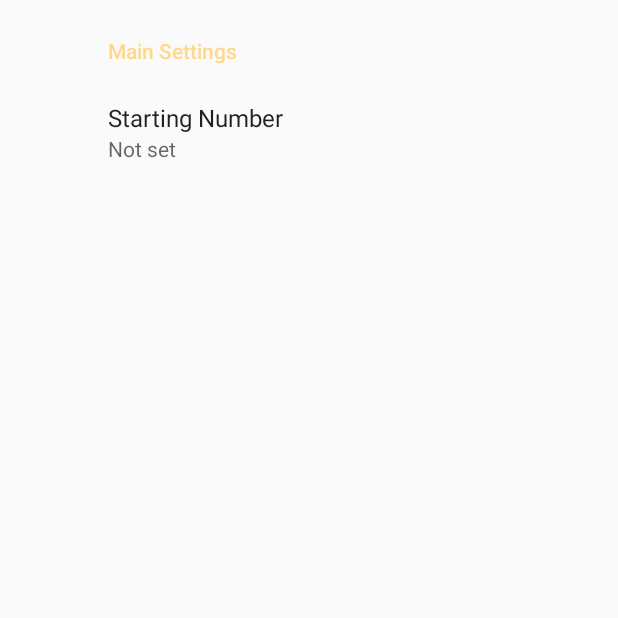
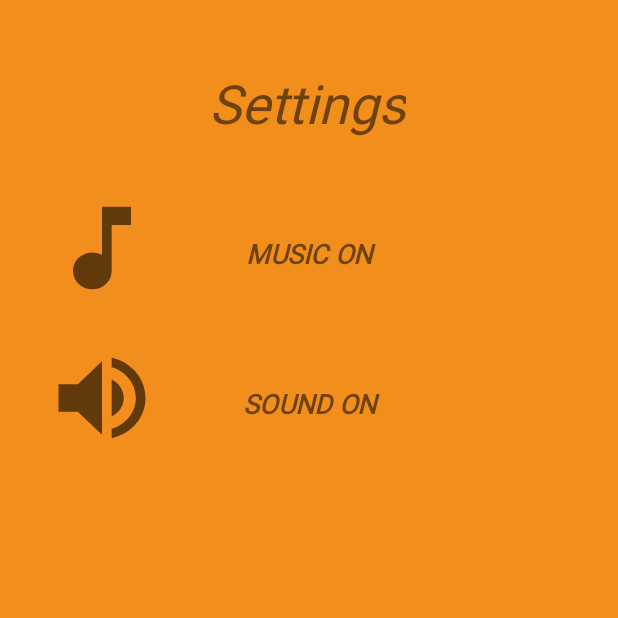
Before and after one commit to Term164/RNG_Drinks, an Android app: the screen it shows after launch (SettingsActivity), after a tap on "SETTINGS", on a phone screen of 412 x 824 dp, the top half of it. Run offline under Robolectric (Android 15) with nearby library versions, the phone set to English and light mode, and no system bars; our stand-ins replace androidx.preference; Roboto replaces fonts that are not available here.

Commit message:
- Added music and sound mute options to settings menu
Signed-off-by: Jani Banigev <jani.bangiev@gmail.com>

```diff
--- a/app/src/main/java/com/example/randomdrinks/SettingsActivity.java
+++ b/app/src/main/java/com/example/randomdrinks/SettingsActivity.java
@@ -1,6 +1,10 @@
 package com.example.randomdrinks;
 
 import android.os.Bundle;
+import android.view.View;
+import android.view.WindowManager;
+import android.widget.Button;
+import android.widget.TextView;
 
 import androidx.appcompat.app.ActionBar;
 import androidx.appcompat.app.AppCompatActivity;
@@ -8,25 +12,24 @@ import androidx.preference.PreferenceFragmentCompat;
 
 public class SettingsActivity extends GameActivity {
 
+    private TextView musicText, soundText;
+    private Button musicButton, soundButton;
+
+
     @Override
     protected void onCreate(Bundle savedInstanceState) {
         super.onCreate(savedInstanceState);
+        getWindow().setFlags(WindowManager.LayoutParams.FLAG_FULLSCREEN,WindowManager.LayoutParams.FLAG_FULLSCREEN);
         setContentView(R.layout.settings_activity);
-        getSupportFragmentManager()
-                .beginTransaction()
-                .replace(R.id.settings, new SettingsFragment())
-                .commit();
-        ActionBar actionBar = getSupportActionBar();
-        if (actionBar != null) {
-            actionBar.setDisplayHomeAsUpEnabled(true);
-        }
-    }
 
-    public static class SettingsFragment extends PreferenceFragmentCompat {
-        @Override
-        public void onCreatePreferences(Bundle savedInstanceState, String rootKey) {
-            setPreferencesFromResource(R.xml.root_preferences, rootKey);
-        }
+        //Hooks
+        musicText = findViewById(R.id.music_text);
+        soundText = findViewById(R.id.sound_text);
+        musicButton = findViewById(R.id.music_button);
+        soundButton = findViewById(R.id.sound_button);
+
+        soundCheck();
+        musicCheck();
     }
 
     @Override
@@ -34,4 +37,37 @@ public class SettingsActivity extends GameActivity {
         onBackPressed();
         return true;
     }
+
+    public void musicClicked(View view){
+        SoundHandler.musicMuted = !SoundHandler.musicMuted;
+        musicCheck();
+    }
+
+    public void soundClicked(View view){
+        SoundHandler.soundMuted = !SoundHandler.soundMuted;
+        soundCheck();
+    }
+
+    // Helper functions
+    public void musicCheck(){
+        if(SoundHandler.musicMuted){
+            SoundHandler.pauseBackgroundMusic();
+            musicButton.setBackgroundResource(R.drawable.music_off);
+            musicText.setText("MUSIC OFF");
+        }else {
+            SoundHandler.playBackgroundMusic();
+            musicButton.setBackgroundResource(R.drawable.music_on);
+            musicText.setText("MUSIC ON");
+        }
+    }
+
+    public void soundCheck(){
+        if(SoundHandler.soundMuted){
+            soundButton.setBackgroundResource(R.drawable.volume_off);
+            soundText.setText("SOUND OFF");
+        }else {
+            soundButton.setBackgroundResource(R.drawable.volume_on);
+            soundText.setText("SOUND ON");
+        }
+    }
 }
--- a/app/src/main/java/com/example/randomdrinks/SoundHandler.java
+++ b/app/src/main/java/com/example/randomdrinks/SoundHandler.java
@@ -18,7 +18,7 @@ public class SoundHandler {
 
     //sound control variables
     public static boolean musicMuted = false;
-    public static boolean effectsMuted = false;
+    public static boolean soundMuted = false;
     public static float volume = 1f;
 
     //sound classes
@@ -37,7 +37,7 @@ public class SoundHandler {
     }
 
     public static void playSound(int soundID){
-        if (!effectsMuted){
+        if (!soundMuted){
             soundPool.play((int)soundPoolMap.get(soundID), volume, volume, 1,0,1f);
         }
     }
@@ -47,7 +47,9 @@ public class SoundHandler {
     }
 
     public static void playBackgroundMusic(){
-        backgroundMusic.start();
+        if (!musicMuted){
+            backgroundMusic.start();
+        }
     }
 
     public static void pauseBackgroundMusic(){
--- /dev/null
+++ b/app/src/main/res/drawable/music_off.xml
@@ -0,0 +1,10 @@
+<vector xmlns:android="http://schemas.android.com/apk/res/android"
+    android:width="24dp"
+    android:height="24dp"
+    android:viewportWidth="24"
+    android:viewportHeight="24"
+    android:tint="?attr/colorControlNormal">
+  <path
+      android:fillColor="@android:color/white"
+      android:pathData="M4.27,3L3,4.27l9,9v0.28c-0.59,-0.34 -1.27,-0.55 -2,-0.55 -2.21,0 -4,1.79 -4,4s1.79,4 4,4 4,-1.79 4,-4v-1.73L19.73,21 21,19.73 4.27,3zM14,7h4V3h-6v5.18l2,2z"/>
+</vector>
--- /dev/null
+++ b/app/src/main/res/drawable/music_on.xml
@@ -0,0 +1,10 @@
+<vector xmlns:android="http://schemas.android.com/apk/res/android"
+    android:width="24dp"
+    android:height="24dp"
+    android:viewportWidth="24"
+    android:viewportHeight="24"
+    android:tint="?attr/colorControlNormal">
+  <path
+      android:fillColor="@android:color/white"
+      android:pathData="M12,3v10.55c-0.59,-0.34 -1.27,-0.55 -2,-0.55 -2.21,0 -4,1.79 -4,4s1.79,4 4,4 4,-1.79 4,-4V7h4V3h-6z"/>
+</vector>
--- /dev/null
+++ b/app/src/main/res/drawable/volume_off.xml
@@ -0,0 +1,10 @@
+<vector xmlns:android="http://schemas.android.com/apk/res/android"
+    android:width="24dp"
+    android:height="24dp"
+    android:viewportWidth="24"
+    android:viewportHeight="24"
+    android:tint="?attr/colorControlNormal">
+  <path
+      android:fillColor="@android:color/white"
+      android:pathData="M16.5,12c0,-1.77 -1.02,-3.29 -2.5,-4.03v2.21l2.45,2.45c0.03,-0.2 0.05,-0.41 0.05,-0.63zM19,12c0,0.94 -0.2,1.82 -0.54,2.64l1.51,1.51C20.63,14.91 21,13.5 21,12c0,-4.28 -2.99,-7.86 -7,-8.77v2.06c2.89,0.86 5,3.54 5,6.71zM4.27,3L3,4.27 7.73,9L3,9v6h4l5,5v-6.73l4.25,4.25c-0.67,0.52 -1.42,0.93 -2.25,1.18v2.06c1.38,-0.31 2.63,-0.95 3.69,-1.81L19.73,21 21,19.73l-9,-9L4.27,3zM12,4L9.91,6.09 12,8.18L12,4z"/>
+</vector>
--- /dev/null
+++ b/app/src/main/res/drawable/volume_on.xml
@@ -0,0 +1,10 @@
+<vector xmlns:android="http://schemas.android.com/apk/res/android"
+    android:width="24dp"
+    android:height="24dp"
+    android:viewportWidth="24"
+    android:viewportHeight="24"
+    android:tint="?attr/colorControlNormal">
+  <path
+      android:fillColor="@android:color/white"
+      android:pathData="M3,9v6h4l5,5L12,4L7,9L3,9zM16.5,12c0,-1.77 -1.02,-3.29 -2.5,-4.03v8.05c1.48,-0.73 2.5,-2.25 2.5,-4.02zM14,3.23v2.06c2.89,0.86 5,3.54 5,6.71s-2.11,5.85 -5,6.71v2.06c4.01,-0.91 7,-4.49 7,-8.77s-2.99,-7.86 -7,-8.77z"/>
+</vector>
--- a/app/src/main/res/layout/settings_activity.xml
+++ b/app/src/main/res/layout/settings_activity.xml
@@ -1,10 +1,78 @@
-<LinearLayout xmlns:android="http://schemas.android.com/apk/res/android"
+<?xml version="1.0" encoding="utf-8"?>
+<androidx.constraintlayout.widget.ConstraintLayout xmlns:android="http://schemas.android.com/apk/res/android"
+    xmlns:app="http://schemas.android.com/apk/res-auto"
+    xmlns:tools="http://schemas.android.com/tools"
     android:layout_width="match_parent"
-    android:layout_height="match_parent">
+    android:layout_height="match_parent"
+    android:background="#f28e1c"
+    tools:context=".SettingsActivity">
 
-    <FrameLayout
-        android:id="@+id/settings"
-        android:layout_width="match_parent"
-        android:layout_height="match_parent" />
 
-</LinearLayout>
+    <Button
+        android:id="@+id/sound_button"
+        android:layout_width="77dp"
+        android:layout_height="73dp"
+        android:layout_marginTop="136dp"
+        android:background="@drawable/volume_on"
+        android:onClick="soundClicked"
+        app:layout_constraintEnd_toStartOf="@+id/music_text"
+        app:layout_constraintHorizontal_bias="0.508"
+        app:layout_constraintStart_toStartOf="parent"
+        app:layout_constraintTop_toBottomOf="@+id/Title_text" />
+
+    <TextView
+        android:id="@+id/sound_text"
+        android:layout_width="143dp"
+        android:layout_height="45dp"
+
+        android:layout_marginTop="164dp"
+        android:fontFamily="@font/custom_font"
+        android:text="SOUND ON"
+        android:textAlignment="center"
+        android:textSize="18sp"
+        android:textStyle="bold|italic"
+        app:layout_constraintEnd_toEndOf="parent"
+        app:layout_constraintStart_toStartOf="parent"
+        app:layout_constraintTop_toBottomOf="@+id/Title_text" />
+
+    <TextView
+        android:id="@+id/Title_text"
+        android:layout_width="wrap_content"
+        android:layout_height="wrap_content"
+        android:layout_marginTop="44dp"
+        android:fontFamily="@font/custom_font"
+        android:text="Settings"
+        android:textSize="36sp"
+        android:textStyle="italic"
+        app:layout_constraintEnd_toEndOf="parent"
+        app:layout_constraintHorizontal_bias="0.497"
+        app:layout_constraintStart_toStartOf="parent"
+        app:layout_constraintTop_toTopOf="parent" />
+
+    <Button
+        android:id="@+id/music_button"
+        android:layout_width="77dp"
+        android:layout_height="73dp"
+        android:layout_marginTop="36dp"
+        android:background="@drawable/music_on"
+        android:onClick="musicClicked"
+        app:layout_constraintEnd_toStartOf="@+id/music_text"
+        app:layout_constraintHorizontal_bias="0.508"
+        app:layout_constraintStart_toStartOf="parent"
+        app:layout_constraintTop_toBottomOf="@+id/Title_text" />
+
+    <TextView
+        android:id="@+id/music_text"
+        android:layout_width="143dp"
+        android:layout_height="45dp"
+
+        android:layout_marginTop="64dp"
+        android:fontFamily="@font/custom_font"
+        android:text="MUSIC ON"
+        android:textAlignment="center"
+        android:textSize="18sp"
+        android:textStyle="bold|italic"
+        app:layout_constraintEnd_toEndOf="parent"
+        app:layout_constraintStart_toStartOf="parent"
+        app:layout_constraintTop_toBottomOf="@+id/Title_text" />
+</androidx.constraintlayout.widget.ConstraintLayout>
--- a/app/src/main/res/xml/root_preferences.xml
+++ /dev/null
@@ -1,9 +0,0 @@
-<PreferenceScreen xmlns:app="http://schemas.android.com/apk/res-auto">
-
-    <PreferenceCategory app:title="@string/main_header">
-        <EditTextPreference
-            app:key="starting_number"
-            app:title="@string/number_title"
-            app:useSimpleSummaryProvider="true" />
-    </PreferenceCategory>
-</PreferenceScreen>
```
